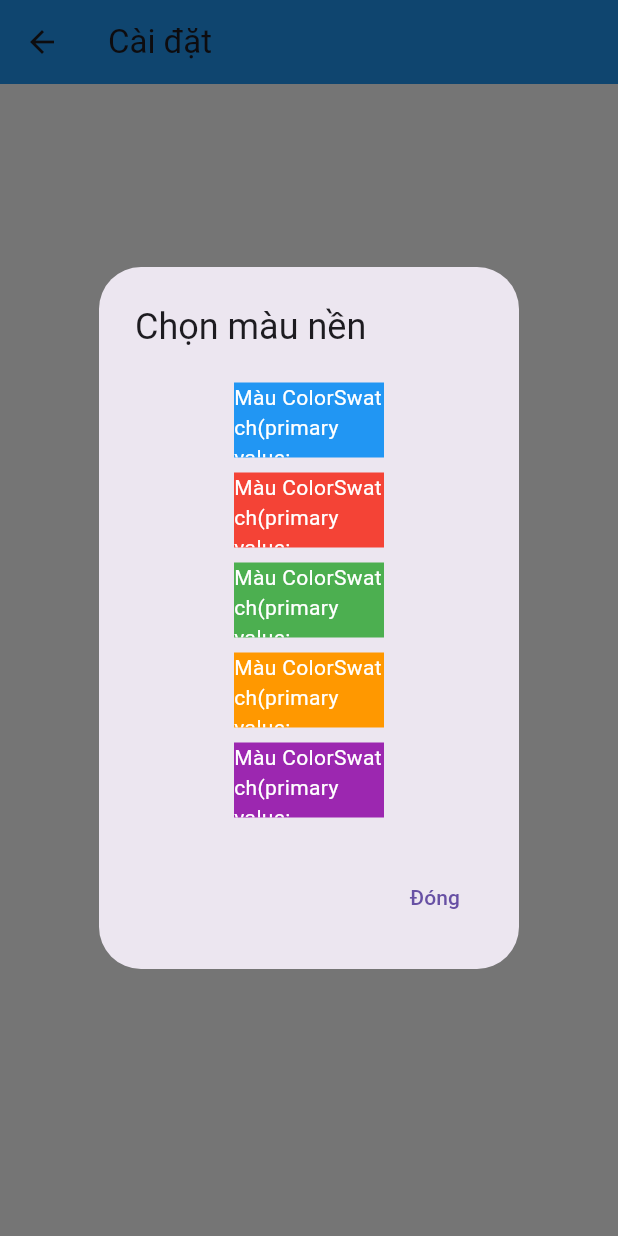
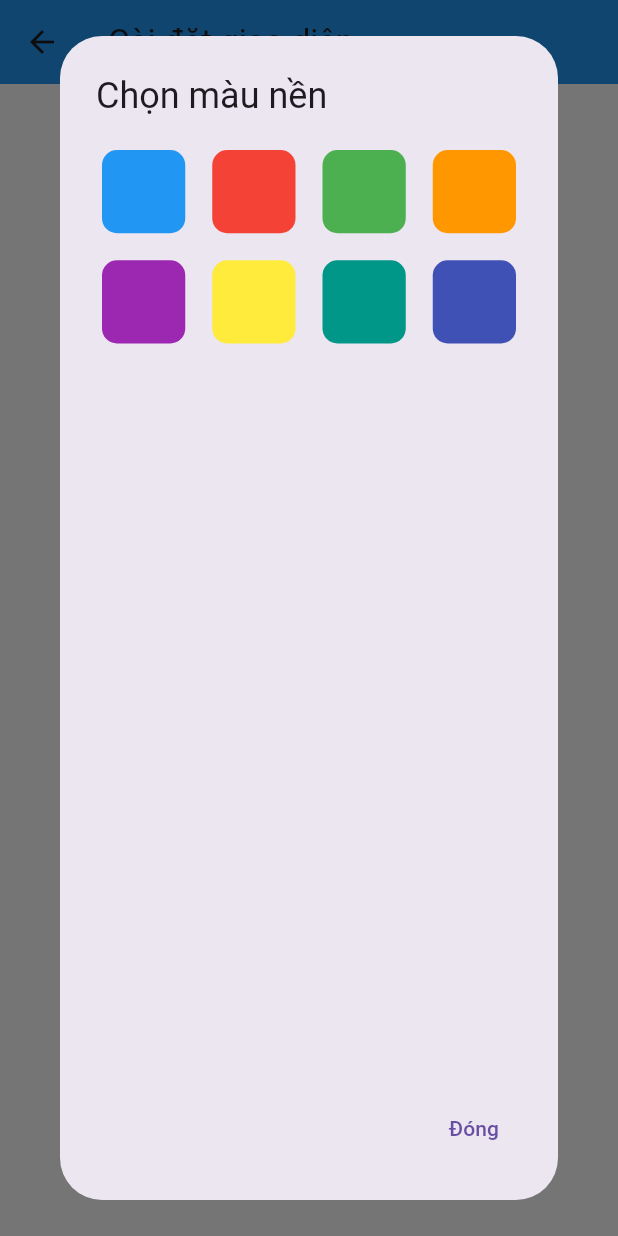
Before and after one commit to trungdangtd/planner_app, a Flutter app: the SettingsWidgetScreen screen opened directly, after a tap on "Chọn màu nền", on a phone screen of 412 x 824 dp. Run offline on Flutter 3.47's test engine with Material 3 defaults, Android fonts, the phone set to English and light mode, and no system bars; our stand-ins replace pie_chart, shared_preferences, sqflite, table_calendar; accounts and stored records are empty.

Commit message:
thêm chỉnh sửa font

```diff
--- a/lib/data/model/color.dart
+++ /dev/null
@@ -1,20 +0,0 @@
-import 'package:flutter/material.dart';
-
-class ColorProvider with ChangeNotifier {
-  Color _appColor = const Color(0xFF398378); // Default AppBar color
-  Color _backgroundColor =
-      const Color.fromRGBO(200, 230, 201, 1); // Default background color
-
-  Color get appColor => _appColor;
-  Color get backgroundColor => _backgroundColor;
-
-  void setColor(Color color) {
-    _appColor = color;
-    notifyListeners(); // Notify listeners to update the UI
-  }
-
-  void setBackgroundColor(Color color) {
-    _backgroundColor = color;
-    notifyListeners(); // Notify listeners to update the UI
-  }
-}
--- /dev/null
+++ b/lib/data/model/color_text.dart
@@ -0,0 +1,26 @@
+import 'package:flutter/material.dart';
+
+class ColorTextProvider with ChangeNotifier {
+  Color _appColor = const Color(0xFF398378);
+  Color _backgroundColor = const Color.fromRGBO(200, 230, 201, 1);
+  String _font = 'Roboto'; // Default font
+
+  Color get appColor => _appColor;
+  Color get backgroundColor => _backgroundColor;
+  String get font => _font; // Getter for font
+
+  void setColor(Color color) {
+    _appColor = color;
+    notifyListeners();
+  }
+
+  void setBackgroundColor(Color color) {
+    _backgroundColor = color;
+    notifyListeners();
+  }
+
+  void setFont(String font) {
+    _font = font; // Update font
+    notifyListeners();
+  }
+}
--- a/lib/main.dart
+++ b/lib/main.dart
@@ -1,8 +1,8 @@
 import 'package:flutter/material.dart';
-import 'package:planner_app/data/model/color.dart';
+import 'package:planner_app/data/model/color_text.dart';
 import 'package:planner_app/widget/theme_provider.dart';
 import 'package:provider/provider.dart';
-import 'screen/welcome_screen.dart'; // Import your initial screen
+import 'screen/welcome_screen.dart';
 
 void main() {
   WidgetsFlutterBinding.ensureInitialized();
@@ -10,10 +10,10 @@ void main() {
     MultiProvider(
       providers: [
         ChangeNotifierProvider(
-          create: (context) => ThemeNotifier(), // ThemeNotifier for theme management
+          create: (context) => ThemeNotifier(),
         ),
         ChangeNotifierProvider(
-          create: (context) => ColorProvider(), // ColorProvider for color management
+          create: (context) => ColorTextProvider(),
         ),
       ],
       child: const MyApp(),
@@ -27,7 +27,7 @@ class MyApp extends StatelessWidget {
   @override
   Widget build(BuildContext context) {
     final themeNotifier = Provider.of<ThemeNotifier>(context);
-    final colorProvider = Provider.of<ColorProvider>(context);
+    final colorProvider = Provider.of<ColorTextProvider>(context);
 
     return MaterialApp(
       debugShowCheckedModeBanner: false,
@@ -38,13 +38,16 @@ class MyApp extends StatelessWidget {
         ),
         elevatedButtonTheme: ElevatedButtonThemeData(
           style: ElevatedButton.styleFrom(
-            backgroundColor: colorProvider.appColor, // Button color from provider
+            backgroundColor:
+                colorProvider.appColor, // Button color from provider
           ),
         ),
-        scaffoldBackgroundColor: colorProvider.backgroundColor, // Background color from provider
+        scaffoldBackgroundColor:
+            colorProvider.backgroundColor, // Background color from provider
         brightness: themeNotifier.isDarkMode
             ? Brightness.dark
             : Brightness.light, // Brightness based on theme
+        fontFamily: colorProvider.font, // Set the font family from provider
       ),
       home: const WelcomeScreen(), // Set the initial screen
     );
--- a/lib/screen/add_task.dart
+++ b/lib/screen/add_task.dart
@@ -8,6 +8,7 @@ class AddTaskScreen extends StatefulWidget {
   const AddTaskScreen({super.key});
 
   @override
+  // ignore: library_private_types_in_public_api
   _AddTaskScreenState createState() => _AddTaskScreenState();
 }
 
--- a/lib/screen/statistics_task_screen.dart
+++ b/lib/screen/statistics_task_screen.dart
@@ -8,6 +8,7 @@ class StatisticScreen extends StatefulWidget {
   const StatisticScreen({super.key});
 
   @override
+  // ignore: library_private_types_in_public_api
   _StatisticScreenState createState() => _StatisticScreenState();
 }
 
--- a/lib/screen/widget_setting_screen.dart
+++ b/lib/screen/widget_setting_screen.dart
@@ -1,5 +1,5 @@
 import 'package:flutter/material.dart';
-import 'package:planner_app/data/model/color.dart';
+import 'package:planner_app/data/model/color_text.dart';
 import 'package:shared_preferences/shared_preferences.dart';
 import 'package:provider/provider.dart';
 
@@ -7,6 +7,7 @@ class SettingsWidgetScreen extends StatefulWidget {
   const SettingsWidgetScreen({super.key});
 
   @override
+  // ignore: library_private_types_in_public_api
   _SettingsScreenState createState() => _SettingsScreenState();
 }
 
@@ -17,10 +18,22 @@ class _SettingsScreenState extends State<SettingsWidgetScreen> {
     Colors.green,
     Colors.orange,
     Colors.purple,
+    Colors.yellow,
+    Colors.teal,
+    Colors.indigo,
+  ];
+
+  final List<String> _availableFonts = [
+    'Roboto',
+    'Arial',
+    'Courier New',
+    'Times New Roman',
+    'Georgia',
   ];
 
   Color _selectedAppBarColor = Colors.blue; // Default AppBar color
   Color _selectedBackgroundColor = Colors.white; // Default background color
+  String _selectedFont = 'Roboto'; // Default font
 
   @override
   void initState() {
@@ -28,10 +41,11 @@ class _SettingsScreenState extends State<SettingsWidgetScreen> {
     loadSettings(); // Load settings when the app starts
   }
 
-  Future<void> saveSettings(Color appBarColor, Color backgroundColor) async {
+  Future<void> saveSettings(Color appBarColor, Color backgroundColor, String font) async {
     SharedPreferences prefs = await SharedPreferences.getInstance();
     prefs.setInt('selectedAppBarColor', appBarColor.value);
     prefs.setInt('selectedBackgroundColor', backgroundColor.value);
+    prefs.setString('selectedFont', font);
   }
 
   Future<void> loadSettings() async {
@@ -39,52 +53,74 @@ class _SettingsScreenState extends State<SettingsWidgetScreen> {
     setState(() {
       int? appBarColorValue = prefs.getInt('selectedAppBarColor');
       int? backgroundColorValue = prefs.getInt('selectedBackgroundColor');
+      _selectedFont = prefs.getString('selectedFont') ?? 'Roboto';
 
       _selectedAppBarColor = Color(appBarColorValue ?? Colors.blue.value);
-      _selectedBackgroundColor =
-          Color(backgroundColorValue ?? Colors.white.value);
+      _selectedBackgroundColor = Color(backgroundColorValue ?? Colors.white.value);
     });
-
-    // Update the ColorProvider with loaded colors
-    Provider.of<ColorProvider>(context, listen: false)
+    Provider.of<ColorTextProvider>(context, listen: false)
         .setColor(_selectedAppBarColor); // Set AppBar color
-    Provider.of<ColorProvider>(context, listen: false)
+    Provider.of<ColorTextProvider>(context, listen: false)
         .setBackgroundColor(_selectedBackgroundColor); // Set Background color
+    Provider.of<ColorTextProvider>(context, listen: false)
+        .setFont(_selectedFont); // Set font
   }
 
-  void _openAppBarColorPicker() {
+  void _openColorPicker(String type) {
     showDialog(
       context: context,
       builder: (context) {
         return AlertDialog(
-          title: const Text("Chọn màu cho AppBar"),
-          content: SingleChildScrollView(
-            child: Column(
-              children: _availableColors.map((color) {
+          title: Text("Chọn màu ${type == 'appBar' ? 'cho AppBar' : 'nền'}"),
+          content: SizedBox(
+            width: double.maxFinite,
+            child: GridView.builder(
+              gridDelegate: const SliverGridDelegateWithFixedCrossAxisCount(
+                crossAxisCount: 4,
+                childAspectRatio: 1.0,
+                crossAxisSpacing: 10.0,
+                mainAxisSpacing: 10.0,
+              ),
+              itemCount: _availableColors.length,
+              itemBuilder: (context, index) {
+                Color color = _availableColors[index];
                 return GestureDetector(
                   onTap: () {
                     setState(() {
-                      _selectedAppBarColor =
-                          color; // Update selected AppBar color
+                      if (type == 'appBar') {
+                        _selectedAppBarColor = color; // Update selected AppBar color
+                      } else {
+                        _selectedBackgroundColor = color; // Update selected background color
+                      }
                     });
-                    saveSettings(_selectedAppBarColor, _selectedBackgroundColor); // Save settings
-                    Provider.of<ColorProvider>(context, listen: false)
+                    saveSettings(_selectedAppBarColor, _selectedBackgroundColor, _selectedFont); // Save settings
+                    Provider.of<ColorTextProvider>(context, listen: false)
                         .setColor(_selectedAppBarColor); // Update app color
+                    Provider.of<ColorTextProvider>(context, listen: false)
+                        .setBackgroundColor(_selectedBackgroundColor); // Update background color
                     Navigator.pop(context); // Close dialog
                   },
                   child: Container(
-                    width: 100,
-                    height: 50,
+                    margin: const EdgeInsets.all(4),
+                    decoration: BoxDecoration(
                       color: color,
-                    margin: const EdgeInsets.symmetric(vertical: 5),
+                      borderRadius: BorderRadius.circular(10),
+                      border: Border.all(
+                        color: _selectedAppBarColor == color ||
+                                _selectedBackgroundColor == color
+                            ? Colors.black
+                            : Colors.transparent,
+                        width: 3,
+                      ),
+                    ),
                     alignment: Alignment.center,
-                    child: Text(
-                      "Màu ${color.toString()}",
-                      style: const TextStyle(color: Colors.white),
+                    child: const Text(
+                      " ",
+                      style: TextStyle(color: Colors.white),
                     ),
                   ),
                 );
-              }).toList(),
+              },
             ),
           ),
           actions: [
@@ -98,39 +134,34 @@ class _SettingsScreenState extends State<SettingsWidgetScreen> {
     );
   }
 
-  void _openBackgroundColorPicker() {
+  void _openFontPicker() {
     showDialog(
       context: context,
       builder: (context) {
         return AlertDialog(
-          title: const Text("Chọn màu nền"),
-          content: SingleChildScrollView(
-            child: Column(
-              children: _availableColors.map((color) {
-                return GestureDetector(
+          title: const Text("Chọn phông chữ"),
+          content: SizedBox(
+            width: double.maxFinite,
+            child: ListView.builder(
+              itemCount: _availableFonts.length,
+              itemBuilder: (context, index) {
+                String font = _availableFonts[index];
+                return ListTile(
+                  title: Text(font,
+                      style: TextStyle(
+                          fontFamily: font,
+                          color: _selectedFont == font ? _selectedAppBarColor : Colors.black)),
                   onTap: () {
                     setState(() {
-                      _selectedBackgroundColor =
-                          color; // Update selected background color
+                      _selectedFont = font; // Update selected font
                     });
-                    saveSettings(_selectedAppBarColor, _selectedBackgroundColor); // Save settings
-                    Provider.of<ColorProvider>(context, listen: false)
-                        .setBackgroundColor(_selectedBackgroundColor); // Update background color
+                    saveSettings(_selectedAppBarColor, _selectedBackgroundColor, _selectedFont); // Save settings
+                    Provider.of<ColorTextProvider>(context, listen: false)
+                        .setFont(_selectedFont); // Update font
                     Navigator.pop(context); // Close dialog
                   },
-                  child: Container(
-                    width: 100,
-                    height: 50,
-                    color: color,
-                    margin: const EdgeInsets.symmetric(vertical: 5),
-                    alignment: Alignment.center,
-                    child: Text(
-                      "Màu ${color.toString()}",
-                      style: const TextStyle(color: Colors.white),
-                    ),
-                  ),
                 );
-              }).toList(),
+              },
             ),
           ),
           actions: [
@@ -147,35 +178,86 @@ class _SettingsScreenState extends State<SettingsWidgetScreen> {
   @override
   Widget build(BuildContext context) {
     return Scaffold(
-      backgroundColor: _selectedBackgroundColor, // Set the background color to the selected background color
+      backgroundColor: _selectedBackgroundColor,
       appBar: AppBar(
-        title: const Text("Cài đặt"),
-        backgroundColor: _selectedAppBarColor, // Set AppBar color to the selected AppBar color
+        title: const Text("Cài đặt giao diện"),
+        backgroundColor: _selectedAppBarColor,
       ),
-      body: Center(
+      body: Padding(
+        padding: const EdgeInsets.all(20.0),
+        child: Center(
           child: Column(
             mainAxisAlignment: MainAxisAlignment.center,
             children: [
-            const Text(
+              Text(
                 'Màu nền hiện tại:',
-              style: TextStyle(fontSize: 20),
+                style: TextStyle(
+                    fontSize: 22,
+                    fontWeight: FontWeight.bold,
+                    color: _selectedAppBarColor),
+              ),
+              const SizedBox(height: 10),
+              ElevatedButton(
+                style: ElevatedButton.styleFrom(
+                  backgroundColor:
+                      _selectedAppBarColor, // Use selected AppBar color
+                  shape: RoundedRectangleBorder(
+                      borderRadius: BorderRadius.circular(10)),
+                  padding:
+                      const EdgeInsets.symmetric(horizontal: 20, vertical: 10),
+                ),
+                onPressed: () => _openColorPicker(
+                    'background'), // Open background color picker
+                child: const Text("Chọn màu nền",
+                    style: TextStyle(fontSize: 18, color: Colors.white)),
               ),
               const SizedBox(height: 20),
+              Text(
+                'Màu AppBar hiện tại:',
+                style: TextStyle(
+                    fontSize: 22,
+                    fontWeight: FontWeight.bold,
+                    color: _selectedAppBarColor),
+              ),
+              const SizedBox(height: 10),
               ElevatedButton(
-              onPressed: _openBackgroundColorPicker, // Open background color picker
-              child: const Text("Chọn màu nền"),
+                style: ElevatedButton.styleFrom(
+                  backgroundColor:
+                      _selectedAppBarColor, // Use selected AppBar color
+                  shape: RoundedRectangleBorder(
+                      borderRadius: BorderRadius.circular(10)),
+                  padding:
+                      const EdgeInsets.symmetric(horizontal: 20, vertical: 10),
+                ),
+                onPressed: () =>
+                    _openColorPicker('appBar'), // Open AppBar color picker
+                child: const Text("Chọn màu cho AppBar",
+                    style: TextStyle(fontSize: 18, color: Colors.white)),
               ),
               const SizedBox(height: 20),
-            const Text(
-              'Màu AppBar hiện tại:',
-              style: TextStyle(fontSize: 20),
+              Text(
+                'Phông chữ hiện tại:',
+                style: TextStyle(
+                    fontSize: 22,
+                    fontWeight: FontWeight.bold,
+                    color: _selectedAppBarColor),
               ),
-            const SizedBox(height: 20),
+              const SizedBox(height: 10),
               ElevatedButton(
-              onPressed: _openAppBarColorPicker, // Open AppBar color picker
-              child: const Text("Chọn màu cho AppBar"),
+                style: ElevatedButton.styleFrom(
+                  backgroundColor:
+                      _selectedAppBarColor, // Use selected AppBar color
+                  shape: RoundedRectangleBorder(
+                      borderRadius: BorderRadius.circular(10)),
+                  padding:
+                      const EdgeInsets.symmetric(horizontal: 20, vertical: 10),
+                ),
+                onPressed: () => _openFontPicker(), // Open font picker
+                child: const Text("Chọn phông chữ",
+                    style: TextStyle(fontSize: 18, color: Colors.white)),
               ),
             ],
+          ),
         ),
       ),
     );
```
Lines whose indentation alone changed are shown as unchanged.
